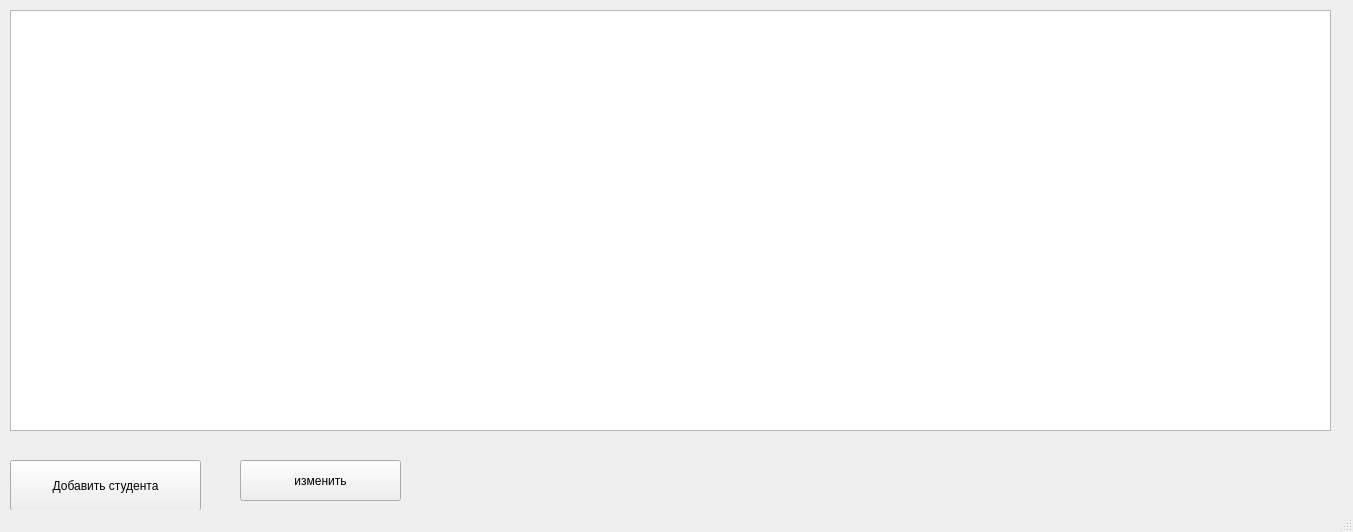
Above: mainwindow.ui from PollyBreak/University_LR_7 before the change. Below: the same form after it.
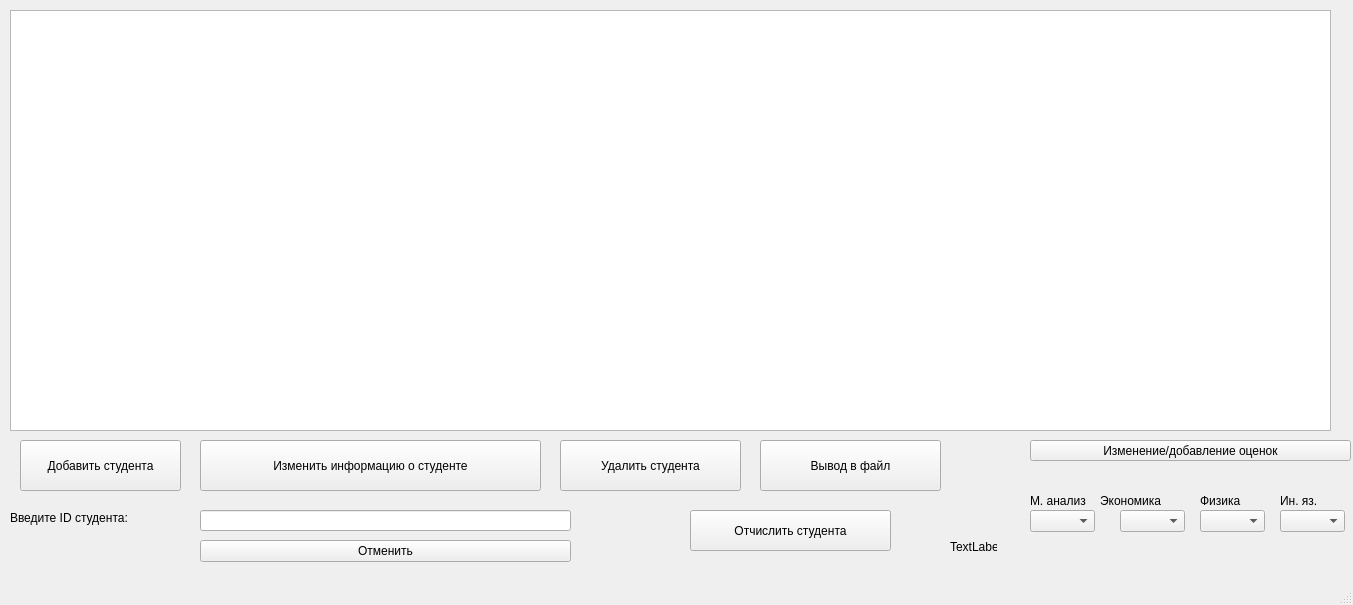
That is the form after the change.

Patch:
```diff
--- a/mainwindow.ui
+++ b/mainwindow.ui
@@ -7,7 +7,7 @@
     <x>0</x>
     <y>0</y>
     <width>1353</width>
-    <height>532</height>
+    <height>605</height>
    </rect>
   </property>
   <property name="baseSize">
@@ -45,9 +45,9 @@
    <widget class="QPushButton" name="pushButton">
     <property name="geometry">
      <rect>
-      <x>10</x>
-      <y>460</y>
-      <width>191</width>
+      <x>20</x>
+      <y>440</y>
+      <width>161</width>
       <height>51</height>
      </rect>
     </property>
@@ -58,14 +58,299 @@
    <widget class="QPushButton" name="pushButton_2">
     <property name="geometry">
      <rect>
-      <x>240</x>
-      <y>460</y>
-      <width>161</width>
+      <x>200</x>
+      <y>440</y>
+      <width>341</width>
+      <height>51</height>
+     </rect>
+    </property>
+    <property name="text">
+     <string>Изменить информацию о студенте</string>
+    </property>
+   </widget>
+   <widget class="QPushButton" name="pushButton_3">
+    <property name="geometry">
+     <rect>
+      <x>560</x>
+      <y>440</y>
+      <width>181</width>
+      <height>51</height>
+     </rect>
+    </property>
+    <property name="text">
+     <string>Удалить студента</string>
+    </property>
+   </widget>
+   <widget class="QPushButton" name="pushButton_4">
+    <property name="geometry">
+     <rect>
+      <x>760</x>
+      <y>440</y>
+      <width>181</width>
+      <height>51</height>
+     </rect>
+    </property>
+    <property name="text">
+     <string>Вывод в файл</string>
+    </property>
+   </widget>
+   <widget class="QPushButton" name="pushButton_6">
+    <property name="geometry">
+     <rect>
+      <x>1030</x>
+      <y>440</y>
+      <width>321</width>
+      <height>21</height>
+     </rect>
+    </property>
+    <property name="text">
+     <string>Изменение/добавление оценок</string>
+    </property>
+   </widget>
+   <widget class="QLabel" name="label">
+    <property name="geometry">
+     <rect>
+      <x>10</x>
+      <y>510</y>
+      <width>341</width>
+      <height>16</height>
+     </rect>
+    </property>
+    <property name="text">
+     <string>Введите ID студента:</string>
+    </property>
+   </widget>
+   <widget class="QLineEdit" name="lineEdit">
+    <property name="geometry">
+     <rect>
+      <x>200</x>
+      <y>510</y>
+      <width>371</width>
+      <height>21</height>
+     </rect>
+    </property>
+   </widget>
+   <widget class="QComboBox" name="comboBox">
+    <property name="geometry">
+     <rect>
+      <x>1030</x>
+      <y>510</y>
+      <width>65</width>
+      <height>22</height>
+     </rect>
+    </property>
+    <property name="currentIndex">
+     <number>-1</number>
+    </property>
+    <item>
+     <property name="text">
+      <string>2</string>
+     </property>
+    </item>
+    <item>
+     <property name="text">
+      <string>3</string>
+     </property>
+    </item>
+    <item>
+     <property name="text">
+      <string>4</string>
+     </property>
+    </item>
+    <item>
+     <property name="text">
+      <string>5</string>
+     </property>
+    </item>
+   </widget>
+   <widget class="QComboBox" name="comboBox_2">
+    <property name="geometry">
+     <rect>
+      <x>1120</x>
+      <y>510</y>
+      <width>65</width>
+      <height>22</height>
+     </rect>
+    </property>
+    <property name="currentIndex">
+     <number>-1</number>
+    </property>
+    <item>
+     <property name="text">
+      <string>2</string>
+     </property>
+    </item>
+    <item>
+     <property name="text">
+      <string>3</string>
+     </property>
+    </item>
+    <item>
+     <property name="text">
+      <string>4</string>
+     </property>
+    </item>
+    <item>
+     <property name="text">
+      <string>5</string>
+     </property>
+    </item>
+   </widget>
+   <widget class="QComboBox" name="comboBox_3">
+    <property name="geometry">
+     <rect>
+      <x>1200</x>
+      <y>510</y>
+      <width>65</width>
+      <height>22</height>
+     </rect>
+    </property>
+    <property name="currentIndex">
+     <number>-1</number>
+    </property>
+    <item>
+     <property name="text">
+      <string>2</string>
+     </property>
+    </item>
+    <item>
+     <property name="text">
+      <string>3</string>
+     </property>
+    </item>
+    <item>
+     <property name="text">
+      <string>4</string>
+     </property>
+    </item>
+    <item>
+     <property name="text">
+      <string>5</string>
+     </property>
+    </item>
+   </widget>
+   <widget class="QComboBox" name="comboBox_4">
+    <property name="geometry">
+     <rect>
+      <x>1280</x>
+      <y>510</y>
+      <width>65</width>
+      <height>22</height>
+     </rect>
+    </property>
+    <property name="currentIndex">
+     <number>-1</number>
+    </property>
+    <item>
+     <property name="text">
+      <string>2</string>
+     </property>
+    </item>
+    <item>
+     <property name="text">
+      <string>3</string>
+     </property>
+    </item>
+    <item>
+     <property name="text">
+      <string>4</string>
+     </property>
+    </item>
+    <item>
+     <property name="text">
+      <string>5</string>
+     </property>
+    </item>
+   </widget>
+   <widget class="QLabel" name="label_2">
+    <property name="geometry">
+     <rect>
+      <x>1030</x>
+      <y>490</y>
+      <width>81</width>
+      <height>21</height>
+     </rect>
+    </property>
+    <property name="text">
+     <string>М. анализ</string>
+    </property>
+   </widget>
+   <widget class="QLabel" name="label_3">
+    <property name="geometry">
+     <rect>
+      <x>1100</x>
+      <y>490</y>
+      <width>101</width>
+      <height>21</height>
+     </rect>
+    </property>
+    <property name="text">
+     <string>Экономика</string>
+    </property>
+   </widget>
+   <widget class="QLabel" name="label_4">
+    <property name="geometry">
+     <rect>
+      <x>1200</x>
+      <y>490</y>
+      <width>91</width>
+      <height>21</height>
+     </rect>
+    </property>
+    <property name="text">
+     <string>Физика</string>
+    </property>
+   </widget>
+   <widget class="QLabel" name="label_5">
+    <property name="geometry">
+     <rect>
+      <x>1280</x>
+      <y>490</y>
+      <width>71</width>
+      <height>21</height>
+     </rect>
+    </property>
+    <property name="text">
+     <string>Ин. яз.</string>
+    </property>
+   </widget>
+   <widget class="QPushButton" name="pushButton_5">
+    <property name="geometry">
+     <rect>
+      <x>200</x>
+      <y>540</y>
+      <width>371</width>
+      <height>22</height>
+     </rect>
+    </property>
+    <property name="text">
+     <string>Отменить</string>
+    </property>
+   </widget>
+   <widget class="QPushButton" name="pushButton_7">
+    <property name="geometry">
+     <rect>
+      <x>690</x>
+      <y>510</y>
+      <width>201</width>
       <height>41</height>
      </rect>
     </property>
     <property name="text">
-     <string>изменить</string>
+     <string>Отчислить студента</string>
+    </property>
+   </widget>
+   <widget class="QLabel" name="label_6">
+    <property name="geometry">
+     <rect>
+      <x>950</x>
+      <y>540</y>
+      <width>47</width>
+      <height>14</height>
+     </rect>
+    </property>
+    <property name="text">
+     <string>TextLabel</string>
     </property>
    </widget>
   </widget>
```
